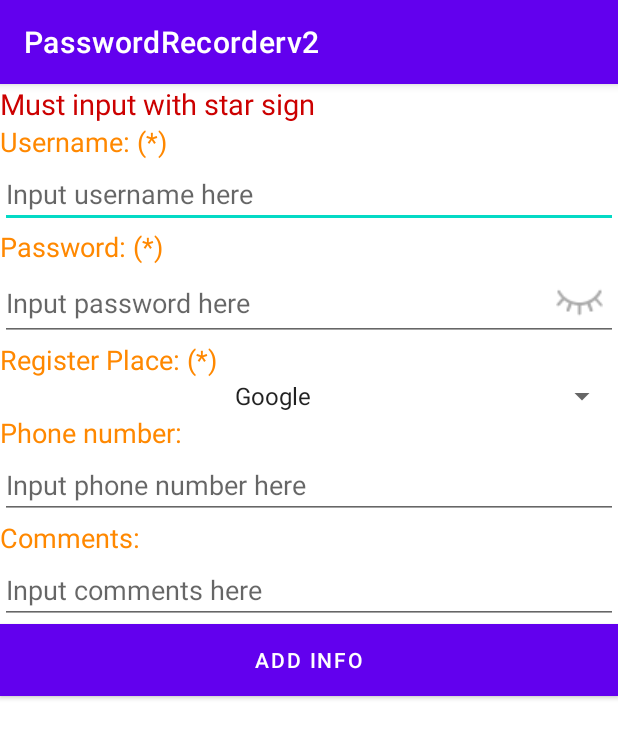
After one commit to kylinlee1221/PasswordRecorderv2, an Android app: the AddInActivity screen opened directly, with no data from a screen before it, on a phone screen of 412 x 824 dp. The commit adds this screen. Shown: the top 738 px of the screen. Run offline under Robolectric (Android 15) with nearby library versions, the phone set to English and light mode, and no system bars.

Commit message:
AddInActivity completed

```diff
--- a/app/src/main/AndroidManifest.xml
+++ b/app/src/main/AndroidManifest.xml
@@ -4,11 +4,14 @@
 
     <application
         android:allowBackup="true"
-        android:icon="@mipmap/ic_launcher"
+        android:icon="@drawable/icon"
         android:label="@string/app_name"
         android:roundIcon="@mipmap/ic_launcher_round"
         android:supportsRtl="true"
         android:theme="@style/Theme.PasswordRecorderv2">
+        <activity
+            android:name=".AddInActivity"
+            android:exported="false" />
         <activity
             android:name=".MainActivity"
             android:exported="true">
--- /dev/null
+++ b/app/src/main/java/cn/kylin/passwordRecorderv2/AddInActivity.java
@@ -0,0 +1,157 @@
+package cn.kylin.passwordRecorderv2;
+
+import androidx.appcompat.app.AppCompatActivity;
+
+import android.content.Intent;
+import android.graphics.drawable.Drawable;
+import android.os.Bundle;
+import android.text.Editable;
+import android.text.TextWatcher;
+import android.text.method.HideReturnsTransformationMethod;
+import android.text.method.PasswordTransformationMethod;
+import android.view.KeyEvent;
+import android.view.MotionEvent;
+import android.view.View;
+import android.widget.AdapterView;
+import android.widget.Button;
+import android.widget.EditText;
+import android.widget.Spinner;
+import android.widget.Toast;
+
+import java.util.Calendar;
+
+import cn.kylin.passwordRecorderv2.db.DBMaster;
+
+public class AddInActivity extends AppCompatActivity {
+    private Calendar cal;
+    private int year,day,month;
+
+    @Override
+    protected void onCreate(Bundle savedInstanceState) {
+        super.onCreate(savedInstanceState);
+        setContentView(R.layout.activity_add_in);
+        getDate();
+        EditText ET_username,ET_Password,ET_RegisterPlace,ET_phone,ET_other;
+        Spinner SP_website;
+        Button BT_Addin;
+        ET_username=findViewById(R.id.ET_Username_AddInPage);
+        ET_Password=findViewById(R.id.ET_Password_AddInPage);
+        ET_RegisterPlace=findViewById(R.id.ET_RegisterPlace_AddInPage);
+        ET_phone=findViewById(R.id.ET_PhoneNumber_AddInPage);
+        ET_other=findViewById(R.id.ET_OtherInfo_AddInPage);
+        SP_website=findViewById(R.id.SP_RegisterPlace_Detail);
+        BT_Addin=findViewById(R.id.BT_AddInfo_AddInPage);
+        String[] websiteList=getResources().getStringArray(R.array.register_Place).clone();
+        final String[] websiteSelected=new String[1];
+        SP_website.setOnItemSelectedListener(new AdapterView.OnItemSelectedListener() {
+            @Override
+            public void onItemSelected(AdapterView<?> parent, View view, int position, long id) {
+                websiteSelected[0]=websiteList[position];
+                if(websiteList[position].equals("other")){
+                    ET_RegisterPlace.setVisibility(View.VISIBLE);
+                    ET_RegisterPlace.addTextChangedListener(new TextWatcher() {
+                        @Override
+                        public void beforeTextChanged(CharSequence s, int start, int count, int after) {
+
+                        }
+
+                        @Override
+                        public void onTextChanged(CharSequence s, int start, int before, int count) {
+
+                        }
+
+                        @Override
+                        public void afterTextChanged(Editable s) {
+                            websiteSelected[0]=websiteList[position]+" : "+ET_RegisterPlace.getText().toString();
+                        }
+                    });
+                }
+            }
+
+            @Override
+            public void onNothingSelected(AdapterView<?> parent) {
+
+            }
+        });
+        final Drawable[] drawables=ET_Password.getCompoundDrawables();
+        final int eyeWidth=drawables[2].getBounds().width();
+        final Drawable EyeOpen=getResources().getDrawable(R.drawable.eye_open);
+        final boolean[] isHide={true};
+        EyeOpen.setBounds(drawables[2].getBounds());
+        ET_Password.setOnTouchListener(new View.OnTouchListener() {
+            @Override
+            public boolean onTouch(View v, MotionEvent event) {
+                if(event.getAction()==MotionEvent.ACTION_UP){
+                    float et_pwdMinX = v.getWidth() - eyeWidth - ET_Password.getPaddingRight();
+                    float et_pwdMaxX = v.getWidth();
+                    float et_pwdMinY = 0;
+                    float et_pwdMaxY = v.getHeight();
+                    float x = event.getX();
+                    float y = event.getY();
+
+                    if (x < et_pwdMaxX && x > et_pwdMinX && y > et_pwdMinY && y < et_pwdMaxY) {
+                        // 点击了眼睛图标的位置
+                        isHide[0] = !isHide[0];
+                        if (isHide[0]) {
+                            ET_Password.setCompoundDrawables(null,
+                                    null,
+                                    drawables[2], null);
+
+                            ET_Password.setTransformationMethod(PasswordTransformationMethod.getInstance());
+                        } else {
+                            ET_Password.setCompoundDrawables(null, null,
+                                    EyeOpen,
+                                    null);
+                            ET_Password.setTransformationMethod(HideReturnsTransformationMethod.getInstance());
+                        }
+                    }
+                }
+                return false;
+
+            }
+        });
+        DBMaster master=new DBMaster(getApplicationContext());
+        master.openDataBase();
+        BT_Addin.setOnClickListener(click->{
+            String PhoneEntered,commentsEntered;
+            if(ET_username.getText().toString().equals("")||ET_Password.getText().toString().equals("")){
+                Toast.makeText(this,getResources().getString(R.string.addInPage_Hint),Toast.LENGTH_LONG).show();
+            }else{
+                if(ET_phone.getText().toString().equals("")){
+                    PhoneEntered="empty3";
+                }else{
+                    PhoneEntered=ET_phone.getText().toString();
+                }
+                if(ET_other.getText().toString().equals("")){
+                    commentsEntered="empty3";
+                }else{
+                    commentsEntered=ET_other.getText().toString();
+                }
+                String dateNow=String.valueOf(year+"-"+(++month)+"-"+day);
+                long resultId=master.accountInfoDBDao.insertData(ET_username.getText().toString(),ET_Password.getText().toString(),PhoneEntered,websiteSelected[0],commentsEntered,dateNow);
+                if(resultId==-77777){
+                    Toast.makeText(this,getResources().getString(R.string.Exists_Hint),Toast.LENGTH_LONG).show();
+                }else{
+                    Toast.makeText(this,"added",Toast.LENGTH_LONG).show();
+                }
+            }
+        });
+    }
+
+    private void getDate(){
+        cal=Calendar.getInstance();
+        year=cal.get(Calendar.YEAR);
+        month=cal.get(Calendar.MONTH);
+        day=cal.get(Calendar.DAY_OF_MONTH);
+    }
+
+    @Override
+    public boolean onKeyDown(int KC, KeyEvent KE){
+        if(KC==KeyEvent.KEYCODE_BACK){
+            Intent intent=new Intent(this,MainActivity.class);
+            startActivity(intent);
+            finish();
+        }
+        return true;
+    }
+}
--- a/app/src/main/java/cn/kylin/passwordRecorderv2/db/DBMaster.java
+++ b/app/src/main/java/cn/kylin/passwordRecorderv2/db/DBMaster.java
@@ -9,7 +9,7 @@ public class DBMaster {
     private Context context;
     private SQLiteDatabase sqLiteDatabase;
     private DBOpenHelper dbOpenHelper;
-    private AccountInfoDBDao accountInfoDBDao;
+    public AccountInfoDBDao accountInfoDBDao;
     public DBMaster(Context context){
         this.context=context;
         accountInfoDBDao=new AccountInfoDBDao(context);
--- a/app/src/main/java/cn/kylin/passwordRecorderv2/model/AccountInfoBean.java
+++ b/app/src/main/java/cn/kylin/passwordRecorderv2/model/AccountInfoBean.java
@@ -103,12 +103,12 @@ public class AccountInfoBean {
     public boolean equals(Object o) {
         if (this == o) return true;
         if (!(o instanceof AccountInfoBean)) return false;
-        AccountInfoBean that = (AccountInfoBean) o;
-        return Objects.equals(getUsername(), that.getUsername()) && Objects.equals(getPassword(), that.getPassword()) && Objects.equals(getSecurity(), that.getSecurity()) && Objects.equals(getRegister(), that.getRegister()) && Objects.equals(getOtherInfo(), that.getOtherInfo()) && Objects.equals(getDate(), that.getDate());
+        AccountInfoBean infoBean = (AccountInfoBean) o;
+        return Objects.equals(getUsername(), infoBean.getUsername()) && Objects.equals(getPassword(), infoBean.getPassword()) && Objects.equals(getRegister(), infoBean.getRegister());
     }
 
     @Override
     public int hashCode() {
-        return Objects.hash(getUsername(), getPassword(), getSecurity(), getRegister(), getOtherInfo(), getDate());
+        return Objects.hash(getUsername(), getPassword(), getSecurity(), getRegister(), getOtherInfo());
     }
 }
--- /dev/null
+++ b/app/src/main/res/layout/activity_add_in.xml
@@ -0,0 +1,126 @@
+<?xml version="1.0" encoding="utf-8"?>
+<RelativeLayout xmlns:android="http://schemas.android.com/apk/res/android"
+    xmlns:app="http://schemas.android.com/apk/res-auto"
+    xmlns:tools="http://schemas.android.com/tools"
+    android:layout_width="match_parent"
+    android:layout_height="match_parent"
+    android:orientation="vertical"
+    tools:context=".AddInActivity">
+
+    <TextView
+        android:layout_width="match_parent"
+        android:layout_height="wrap_content"
+        android:id="@+id/TV_AddInPage_Title"
+        android:text="@string/addInPage_Hint"
+        android:textSize="19sp"
+        android:textColor="@android:color/holo_red_dark"/>
+
+    <TextView
+        android:layout_width="match_parent"
+        android:layout_height="wrap_content"
+        android:layout_below="@id/TV_AddInPage_Title"
+        android:id="@+id/TV_Username_Title"
+        android:text="@string/Username_Title"
+        android:textColor="@android:color/holo_orange_dark"
+        android:textSize="18sp"/>
+
+    <EditText
+        android:layout_width="match_parent"
+        android:layout_height="wrap_content"
+        android:layout_below="@id/TV_Username_Title"
+        android:id="@+id/ET_Username_AddInPage"
+        android:hint="@string/Username_Hint"
+        android:inputType="text"/>
+
+    <TextView
+        android:layout_width="match_parent"
+        android:layout_height="wrap_content"
+        android:layout_below="@id/ET_Username_AddInPage"
+        android:text="@string/Password_Title"
+        android:textColor="@android:color/holo_orange_dark"
+        android:textSize="18sp"
+        android:id="@+id/TV_Password_Title"/>
+
+    <EditText
+        android:id="@+id/ET_Password_AddInPage"
+        android:layout_width="match_parent"
+        android:layout_height="wrap_content"
+        android:layout_below="@id/TV_Password_Title"
+        android:drawableRight="@drawable/eye_close"
+        android:hint="@string/PasswordHint"
+        android:inputType="textPassword"
+        android:paddingRight="10dp" />
+
+    <TextView
+        android:layout_width="match_parent"
+        android:layout_height="wrap_content"
+        android:layout_below="@id/ET_Password_AddInPage"
+        android:text="@string/Register_Place_Title"
+        android:textColor="@android:color/holo_orange_dark"
+        android:textSize="18sp"
+        android:id="@+id/TV_Register_Title"/>
+
+    <Spinner
+        android:layout_width="match_parent"
+        android:layout_height="wrap_content"
+        android:layout_below="@id/TV_Register_Title"
+        android:scrollbarSize="15sp"
+        android:id="@+id/SP_RegisterPlace_Detail"
+        android:entries="@array/register_Place"
+        android:spinnerMode="dropdown"
+        android:textAlignment="center"
+        android:textSize="18sp"/>
+
+    <EditText
+        android:id="@+id/ET_RegisterPlace_AddInPage"
+        android:layout_width="match_parent"
+        android:layout_height="wrap_content"
+        android:layout_below="@id/SP_RegisterPlace_Detail"
+        android:hint="@string/Register_Place_Hint"
+        android:inputType="text"
+        android:visibility="gone"
+        tools:visibility="visible" />
+
+    <TextView
+        android:layout_width="match_parent"
+        android:layout_height="wrap_content"
+        android:id="@+id/TV_PhoneNumber_Title"
+        android:layout_below="@id/ET_RegisterPlace_AddInPage"
+        android:text="@string/PhoneNumber_Title"
+        android:textSize="18sp"
+        android:textColor="@android:color/holo_orange_dark"/>
+
+    <EditText
+        android:id="@+id/ET_PhoneNumber_AddInPage"
+        android:layout_width="match_parent"
+        android:layout_height="wrap_content"
+        android:layout_below="@id/TV_PhoneNumber_Title"
+        android:hint="@string/PhoneNumber_Hint"
+        android:inputType="phone" />
+
+    <TextView
+        android:layout_width="match_parent"
+        android:layout_height="wrap_content"
+        android:id="@+id/TV_OtherInfo_Title"
+        android:layout_below="@id/ET_PhoneNumber_AddInPage"
+        android:text="@string/OtherInfo_Title"
+        android:textSize="18sp"
+        android:textColor="@android:color/holo_orange_dark"/>
+
+    <EditText
+        android:layout_width="match_parent"
+        android:layout_height="wrap_content"
+        android:id="@+id/ET_OtherInfo_AddInPage"
+        android:layout_below="@id/TV_OtherInfo_Title"
+        android:hint="@string/OtherInfo_Hint"
+        android:inputType="text"/>
+
+    <Button
+        android:layout_width="match_parent"
+        android:layout_height="wrap_content"
+        android:id="@+id/BT_AddInfo_AddInPage"
+        android:layout_below="@id/ET_OtherInfo_AddInPage"
+        android:text="@string/addInfo_Hint"
+        android:background="@android:color/holo_blue_light"/>
+
+</RelativeLayout>
--- a/app/src/main/res/values/strings.xml
+++ b/app/src/main/res/values/strings.xml
@@ -1,3 +1,35 @@
 <resources>
     <string name="app_name">PasswordRecorderv2</string>
+    <string name="FrontPage_Hello">Hello</string>
+    <string name="addInfo_Hint">Add Info</string>
+    <string name="viewInfo_Hint">View &amp; Edit Info</string>
+    <string name="addInPage_Hint">Must input with star sign</string>
+    <string name="Username_Title">Username: (*)</string>
+    <string name="Username_Hint">Input username here</string>
+    <string name="Password_Title">Password: (*)</string>
+    <string name="PasswordHint">Input password here</string>
+    <string name="Register_Place_Title">Register Place: (*)</string>
+    <string name="Register_Place_Hint">Input other place here</string>
+    <string name="PhoneNumber_Title">Phone number:</string>
+    <string name="PhoneNumber_Hint">Input phone number here</string>
+    <string name="OtherInfo_Title">Comments:</string>
+    <string name="OtherInfo_Hint">Input comments here</string>
+    <string name="Exists_Hint">Info already Exists</string>
+    <string-array name="register_Place">
+        <item>Google</item>
+        <item>Facebook</item>
+        <item>Outlook</item>
+        <item>Itunes</item>
+        <item>Amazon</item>
+        <item>QQ</item>
+        <item>163mail</item>
+        <item>Wechat</item>
+        <item>Sina</item>
+        <item>Baidu</item>
+        <item>Github</item>
+        <item>blizzard</item>
+        <item>Steam</item>
+        <item>Netease</item>
+        <item>other</item>
+    </string-array>
 </resources>
```
Also changed, not shown: app/src/main/java/cn/kylin/passwordRecorderv2/MainActivity.java (+12 -0 lines), app/src/main/res/layout/activity_main.xml (+22 -6 lines), app/src/main/res/drawable/eye_close.png (added), app/src/main/res/drawable/eye_open.png (added), app/src/main/res/drawable/icon.png (added), app/src/main/res/drawable/pwr.png (added).
